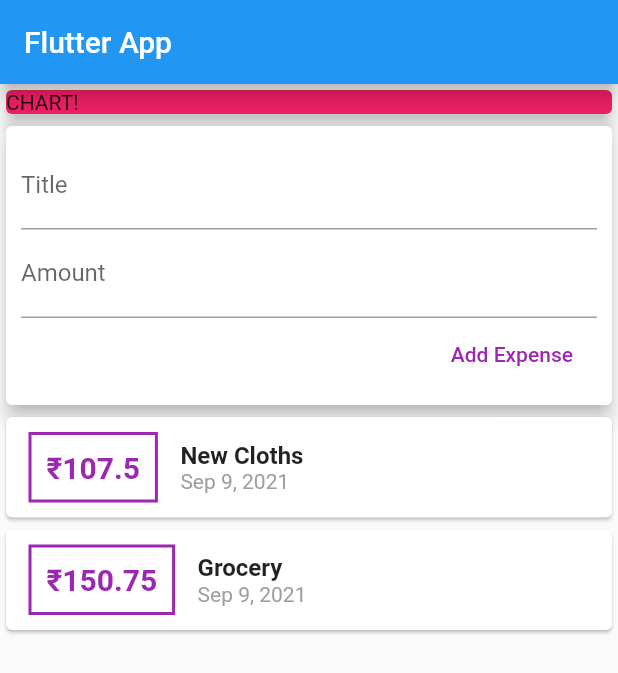
After one commit to testexample2016/expense_planner, a Flutter app: the screen it shows after launch, on a phone screen of 412 x 824 dp. The commit adds this screen. Shown: the top 673 px of the screen. Run offline on Flutter 3.47's test engine with Material 2 defaults, Android fonts, the phone set to English and light mode, and no system bars.

Commit message:
SingleChildScrollView10092021@4:37AM

```diff
--- /dev/null
+++ b/lib/widgets/new_transaction.dart
@@ -0,0 +1,42 @@
+import 'package:flutter/material.dart';
+
+class NewTransaction extends StatelessWidget {
+  final titleController = TextEditingController();
+  final amountController = TextEditingController();
+  final Function transactionHandler;
+
+  NewTransaction(this.transactionHandler);
+
+  @override
+  Widget build(BuildContext context) {
+    return Card(
+      elevation: 5,
+      child: Container(
+        padding: EdgeInsets.all(10),
+        child: Column(
+          crossAxisAlignment: CrossAxisAlignment.end,
+          children: [
+            TextField(
+              decoration: InputDecoration(labelText: 'Title'),
+              // onChanged: (val) {
+              //   titleInput = val;
+              // },
+              controller: titleController,
+            ),
+            TextField(
+              decoration: InputDecoration(labelText: 'Amount'),
+              // onChanged: (val) => amountInput = val,
+              controller: amountController,
+            ),
+            FlatButton(
+              textColor: Colors.purple,
+              onPressed: () => transactionHandler(
+                  titleController.text, double.parse(amountController.text)),
+              child: Text('Add Expense'),
+            ),
+          ],
+        ),
+      ),
+    );
+  }
+}
--- /dev/null
+++ b/lib/widgets/transaction_list.dart
@@ -0,0 +1,64 @@
+import '../models/tranaction.dart';
+import 'package:flutter/material.dart';
+import 'package:intl/intl.dart';
+
+class TransactionList extends StatelessWidget {
+  final List<Transaction> transactions;
+  TransactionList(this.transactions);
+  @override
+  Widget build(BuildContext context) {
+    return Container(
+      height: 300,
+      child: SingleChildScrollView(
+        child: Column(
+            children: transactions.map((tx) {
+          return Card(
+            child: Row(
+              children: [
+                Container(
+                  margin: EdgeInsets.symmetric(
+                    vertical: 10,
+                    horizontal: 15,
+                  ),
+                  decoration: BoxDecoration(
+                    border: Border.all(
+                      color: Colors.purple,
+                      width: 2,
+                    ),
+                  ),
+                  padding: EdgeInsets.all(10),
+                  child: Text(
+                    '₹${tx.amount}',
+                    style: TextStyle(
+                      fontWeight: FontWeight.bold,
+                      fontSize: 20,
+                      color: Colors.purple,
+                    ),
+                  ),
+                ),
+                Column(
+                  crossAxisAlignment: CrossAxisAlignment.start,
+                  children: [
+                    Text(
+                      tx.title,
+                      style: TextStyle(
+                        fontWeight: FontWeight.bold,
+                        fontSize: 16,
+                      ),
+                    ),
+                    Text(
+                      DateFormat.yMMMd().format(tx.date),
+                      style: TextStyle(
+                        color: Colors.grey,
+                      ),
+                    )
+                  ],
+                ),
+              ],
+            ),
+          );
+        }).toList()),
+      ),
+    );
+  }
+}
--- /dev/null
+++ b/lib/widgets/user_transactions.dart
@@ -0,0 +1,48 @@
+import 'package:flutter/material.dart';
+import './new_transaction.dart';
+import './transaction_list.dart';
+import '../models/tranaction.dart';
+
+class UserTransactions extends StatefulWidget {
+  @override
+  _UserTransactionsState createState() => _UserTransactionsState();
+}
+
+class _UserTransactionsState extends State<UserTransactions> {
+  final List<Transaction> _userTransactions = [
+    Transaction(
+      id: 't1',
+      title: 'New Cloths',
+      amount: 107.50,
+      date: DateTime.now(),
+    ),
+    Transaction(
+      id: 't2',
+      title: 'Grocery',
+      amount: 150.75,
+      date: DateTime.now(),
+    ),
+  ];
+  void _addNewTransaction(String txTitle, double txAmount) {
+    final newTx = Transaction(
+      title: txTitle,
+      amount: txAmount,
+      date: DateTime.now(),
+      id: DateTime.now().toString(),
+    );
+
+    setState(() {
+      _userTransactions.add(newTx);
+    });
+  }
+
+  @override
+  Widget build(BuildContext context) {
+    return Column(
+      children: [
+        NewTransaction(_addNewTransaction),
+        TransactionList(_userTransactions),
+      ],
+    );
+  }
+}
```
Also changed, not shown: lib/main.dart (+4 -99 lines), lib/models/tranaction.dart (renamed from lib/tranaction.dart).
